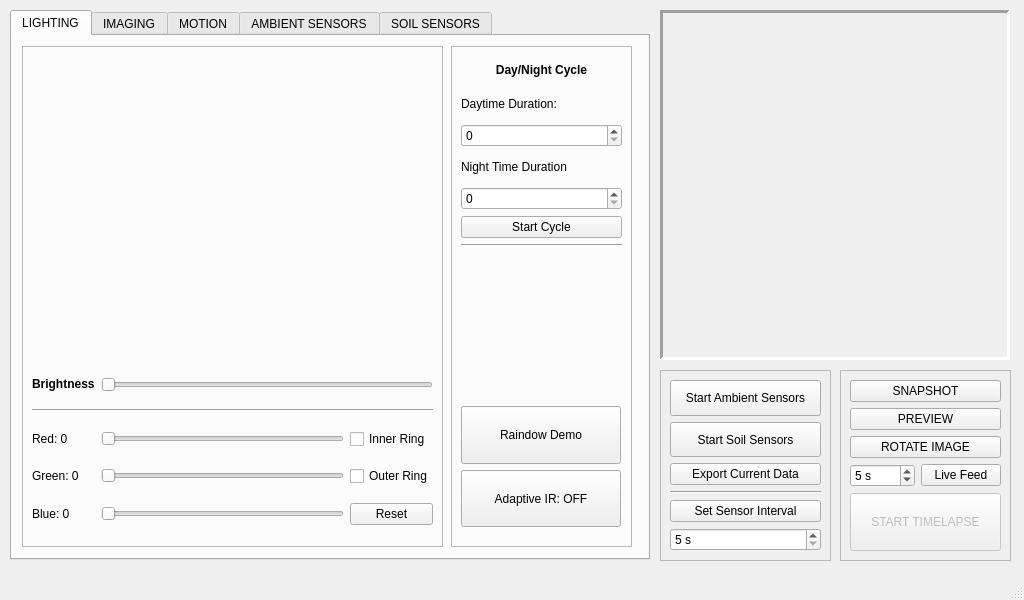
Qt form _ui/FlashLapse_Pro.ui (CoCl-Jerry/Flashlapse_Pro_Dev) before a commit.
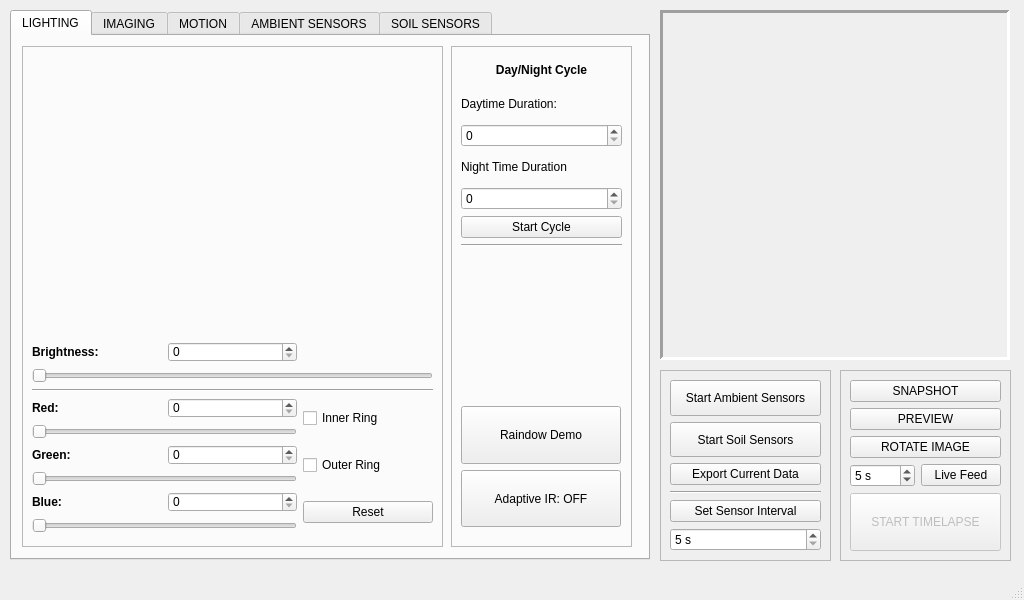
The same form after that commit. Icons and pictures are not drawn. Custom widgets are drawn as their Qt base class.

What changed in the file:
```diff
--- a/_ui/FlashLapse_Pro.ui
+++ b/_ui/FlashLapse_Pro.ui
@@ -102,7 +102,7 @@
        <property name="geometry">
         <rect>
          <x>60</x>
-         <y>20</y>
+         <y>0</y>
          <width>300</width>
          <height>300</height>
         </rect>
@@ -121,95 +121,113 @@
        <property name="geometry">
         <rect>
          <x>10</x>
-         <y>320</y>
+         <y>296</y>
          <width>401</width>
-         <height>171</height>
+         <height>191</height>
         </rect>
        </property>
        <layout class="QGridLayout" name="gridLayout_16">
-        <item row="0" column="1" colspan="2">
+        <item row="2" column="0" colspan="3">
+         <widget class="Line" name="line_19">
+          <property name="orientation">
+           <enum>Qt::Horizontal</enum>
+          </property>
+         </widget>
+        </item>
+        <item row="1" column="0" colspan="3">
          <widget class="QSlider" name="lighting_brightness_horizontalSlider">
+          <property name="maximum">
+           <number>255</number>
+          </property>
           <property name="orientation">
            <enum>Qt::Horizontal</enum>
           </property>
          </widget>
         </item>
-        <item row="4" column="2">
-         <widget class="QPushButton" name="pushButton_3">
-          <property name="text">
-           <string>Reset</string>
+        <item row="4" column="0" colspan="2">
+         <widget class="QSlider" name="lighting_red_horizontalSlider">
+          <property name="orientation">
+           <enum>Qt::Horizontal</enum>
           </property>
          </widget>
         </item>
-        <item row="3" column="2">
+        <item row="5" column="2" rowspan="2">
          <widget class="QCheckBox" name="lighting_outer_ring_checkBox">
           <property name="text">
            <string>Outer Ring</string>
           </property>
          </widget>
         </item>
-        <item row="1" column="0" colspan="3">
-         <widget class="Line" name="line_19">
-          <property name="orientation">
-           <enum>Qt::Horizontal</enum>
-          </property>
-         </widget>
-        </item>
-        <item row="4" column="1">
-         <widget class="QSlider" name="lighting_blue_horizontalSlider">
-          <property name="orientation">
-           <enum>Qt::Horizontal</enum>
-          </property>
-         </widget>
-        </item>
-        <item row="2" column="0">
+        <item row="3" column="0">
          <widget class="QLabel" name="lighting_red_label">
           <property name="text">
-           <string>Red: 0</string>
+           <string>&lt;html&gt;&lt;head/&gt;&lt;body&gt;&lt;p&gt;&lt;span style=&quot; font-weight:700;&quot;&gt;Red:&lt;/span&gt;&lt;/p&gt;&lt;/body&gt;&lt;/html&gt;</string>
           </property>
          </widget>
         </item>
-        <item row="4" column="0">
+        <item row="6" column="0" colspan="2">
+         <widget class="QSlider" name="lighting_green_horizontalSlider">
+          <property name="orientation">
+           <enum>Qt::Horizontal</enum>
+          </property>
+         </widget>
+        </item>
+        <item row="7" column="0">
          <widget class="QLabel" name="lighting_blue_label">
           <property name="text">
-           <string>Blue: 0</string>
+           <string>&lt;html&gt;&lt;head/&gt;&lt;body&gt;&lt;p&gt;&lt;span style=&quot; font-weight:700;&quot;&gt;Blue:&lt;/span&gt;&lt;/p&gt;&lt;/body&gt;&lt;/html&gt;</string>
           </property>
          </widget>
         </item>
-        <item row="0" column="0">
-         <widget class="QLabel" name="label_22">
-          <property name="text">
-           <string>&lt;html&gt;&lt;head/&gt;&lt;body&gt;&lt;p&gt;&lt;span style=&quot; font-weight:700;&quot;&gt;Brightness&lt;/span&gt;&lt;/p&gt;&lt;/body&gt;&lt;/html&gt;</string>
-          </property>
-         </widget>
-        </item>
-        <item row="3" column="0">
+        <item row="5" column="0">
          <widget class="QLabel" name="lighting_green_label">
           <property name="text">
-           <string>Green: 0</string>
+           <string>&lt;html&gt;&lt;head/&gt;&lt;body&gt;&lt;p&gt;&lt;span style=&quot; font-weight:700;&quot;&gt;Green:&lt;/span&gt;&lt;/p&gt;&lt;/body&gt;&lt;/html&gt;</string>
           </property>
          </widget>
         </item>
-        <item row="2" column="2">
+        <item row="3" column="2" rowspan="2">
          <widget class="QCheckBox" name="lighting_inner_ring_checkBox">
           <property name="text">
            <string>Inner Ring</string>
           </property>
          </widget>
         </item>
-        <item row="2" column="1">
-         <widget class="QSlider" name="lighting_red_horizontalSlider">
+        <item row="7" column="2" rowspan="2">
+         <widget class="QPushButton" name="pushButton_3">
+          <property name="text">
+           <string>Reset</string>
+          </property>
+         </widget>
+        </item>
+        <item row="8" column="0" colspan="2">
+         <widget class="QSlider" name="lighting_blue_horizontalSlider">
           <property name="orientation">
            <enum>Qt::Horizontal</enum>
           </property>
          </widget>
         </item>
+        <item row="0" column="0">
+         <widget class="QLabel" name="label_22">
+          <property name="text">
+           <string>&lt;html&gt;&lt;head/&gt;&lt;body&gt;&lt;p&gt;&lt;span style=&quot; font-weight:700;&quot;&gt;Brightness:&lt;/span&gt;&lt;/p&gt;&lt;/body&gt;&lt;/html&gt;</string>
+          </property>
+          <property name="alignment">
+           <set>Qt::AlignLeading|Qt::AlignLeft|Qt::AlignVCenter</set>
+          </property>
+         </widget>
+        </item>
         <item row="3" column="1">
-         <widget class="QSlider" name="lighting_green_horizontalSlider">
-          <property name="orientation">
-           <enum>Qt::Horizontal</enum>
-          </property>
-         </widget>
+         <widget class="QSpinBox" name="spinBox_2"/>
+        </item>
+        <item row="5" column="1">
+         <widget class="QSpinBox" name="spinBox_3"/>
+        </item>
+        <item row="7" column="1">
+         <widget class="QSpinBox" name="spinBox_4"/>
+        </item>
+        <item row="0" column="1">
+         <widget class="QSpinBox" name="spinBox_5"/>
         </item>
        </layout>
       </widget>
```
